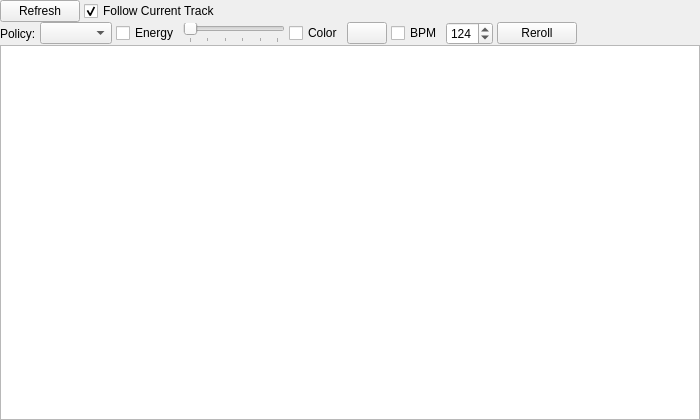
The window that src/library/rest/dlgrestlibrary.ui (Firewolf34/mixxx-mixman-api) describes before a commit, drawn with Qt 5.
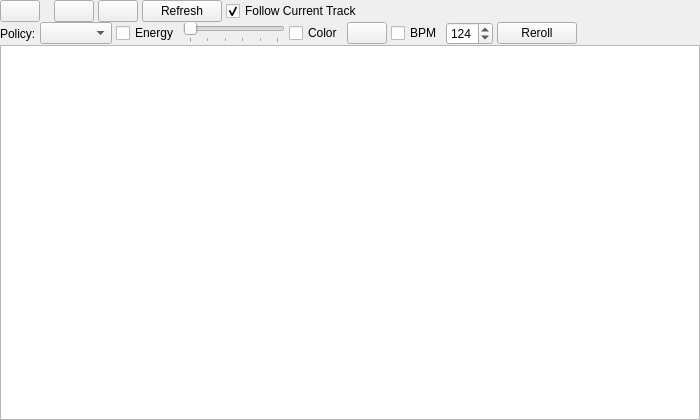
The same window after the commit.

Commit message: feat(rest): drive recommendations with Auto DJ

What changed in the file:
```diff
--- a/src/library/rest/dlgrestlibrary.ui
+++ b/src/library/rest/dlgrestlibrary.ui
@@ -47,6 +47,46 @@
       <property name="bottomMargin">
        <number>0</number>
       </property>
+      <item>
+       <widget class="QPushButton" name="pushButtonAutoDJ">
+        <property name="focusPolicy">
+         <enum>Qt::NoFocus</enum>
+        </property>
+        <property name="checkable">
+         <bool>true</bool>
+        </property>
+       </widget>
+      </item>
+      <item>
+       <spacer name="horizontalSpacerAutoDJ">
+        <property name="orientation">
+         <enum>Qt::Horizontal</enum>
+        </property>
+        <property name="sizeType">
+         <enum>QSizePolicy::Fixed</enum>
+        </property>
+        <property name="sizeHint" stdset="0">
+         <size>
+          <width>10</width>
+          <height>1</height>
+         </size>
+        </property>
+       </spacer>
+      </item>
+      <item>
+       <widget class="QPushButton" name="pushButtonFadeNow">
+        <property name="focusPolicy">
+         <enum>Qt::NoFocus</enum>
+        </property>
+       </widget>
+      </item>
+      <item>
+       <widget class="QPushButton" name="pushButtonSkipNext">
+        <property name="focusPolicy">
+         <enum>Qt::NoFocus</enum>
+        </property>
+       </widget>
+      </item>
       <item>
        <widget class="QPushButton" name="pushButtonRefresh">
         <property name="focusPolicy">
```
The commit also changes 11 other files.
